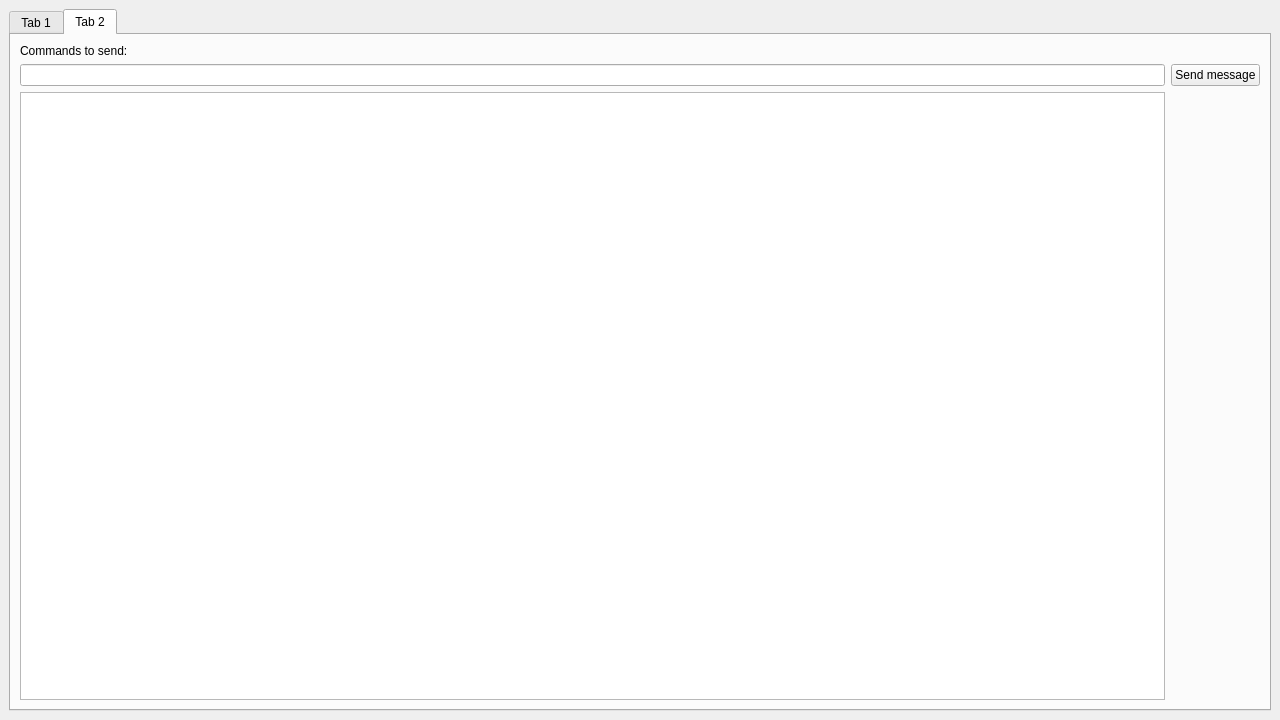
This is Interface/Interface/scdtr_interface.ui in andre-rebelo-teixeira/SCDRT as Qt 5 draws it before an edit. The edited form follows.
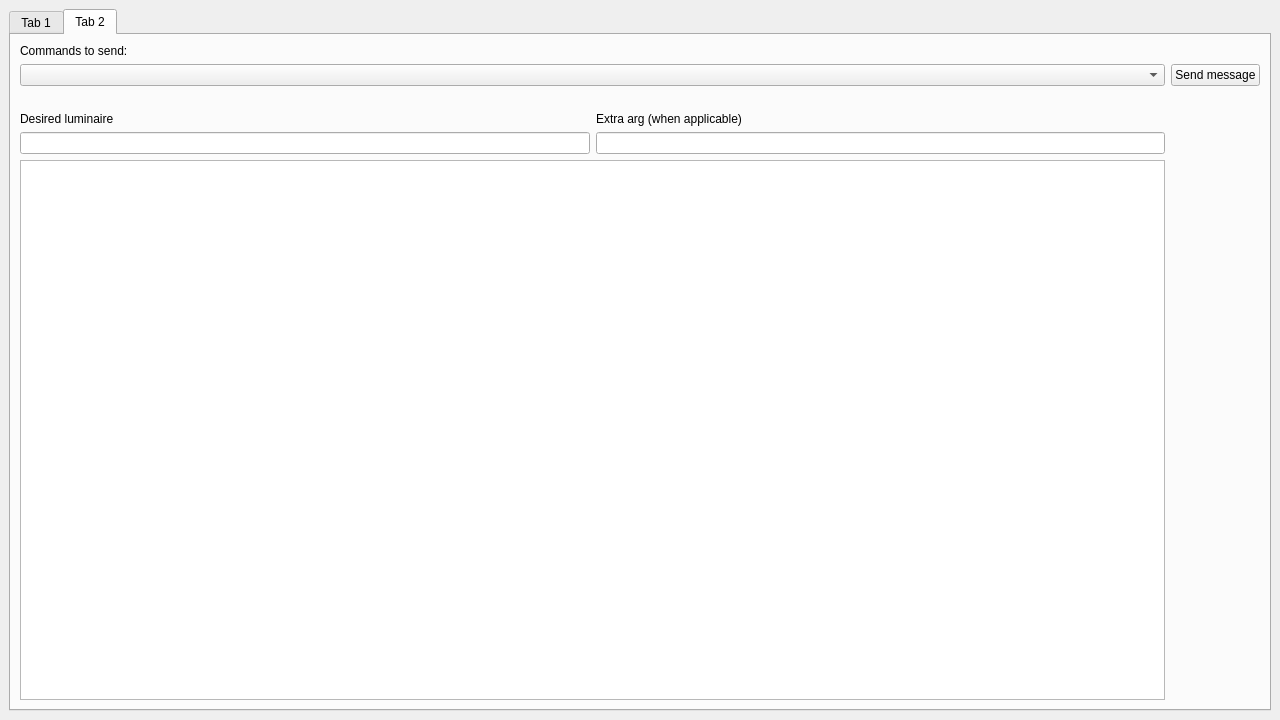
This is the edited form. The open tabs and pages were chosen to show the change.

Commit message:
feat(Interface): Sending and receive responses
Now it must be possible to save the data in a easy format for easy offline access for plotting and debbuging

Patch:
```diff
--- a/Interface/Interface/scdtr_interface.ui
+++ b/Interface/Interface/scdtr_interface.ui
@@ -86,16 +86,6 @@
             </property>
            </widget>
           </item>
-          <item row="2" column="0">
-           <widget class="QPlainTextEdit" name="command_out"/>
-          </item>
-          <item row="1" column="0">
-           <widget class="QLineEdit" name="command_in">
-            <property name="text">
-             <string/>
-            </property>
-           </widget>
-          </item>
           <item row="0" column="0">
            <widget class="QLabel" name="label">
             <property name="text">
@@ -103,6 +93,46 @@
             </property>
            </widget>
           </item>
+          <item row="5" column="0">
+           <widget class="QPlainTextEdit" name="command_out"/>
+          </item>
+          <item row="1" column="0">
+           <widget class="QComboBox" name="command_in"/>
+          </item>
+          <item row="4" column="0">
+           <layout class="QGridLayout" name="gridLayout_2">
+            <property name="bottomMargin">
+             <number>0</number>
+            </property>
+            <item row="0" column="0">
+             <widget class="QLabel" name="luminaire_label">
+              <property name="text">
+               <string>Desired luminaire</string>
+              </property>
+             </widget>
+            </item>
+            <item row="1" column="1">
+             <widget class="QLineEdit" name="extra_arg_line_edit"/>
+            </item>
+            <item row="0" column="1">
+             <widget class="QLabel" name="extra_arg_labels">
+              <property name="text">
+               <string>Extra arg (when applicable)</string>
+              </property>
+             </widget>
+            </item>
+            <item row="1" column="0">
+             <widget class="QLineEdit" name="luminaire_line_edit"/>
+            </item>
+           </layout>
+          </item>
+          <item row="2" column="0">
+           <widget class="QLabel" name="comment_label">
+            <property name="text">
+             <string/>
+            </property>
+           </widget>
+          </item>
          </layout>
         </widget>
        </widget>
```
Left out of the diff: 28 changed lines with no effect on the pictures. Lines whose indentation alone changed are shown as unchanged. The commit also changes 5 other files.
